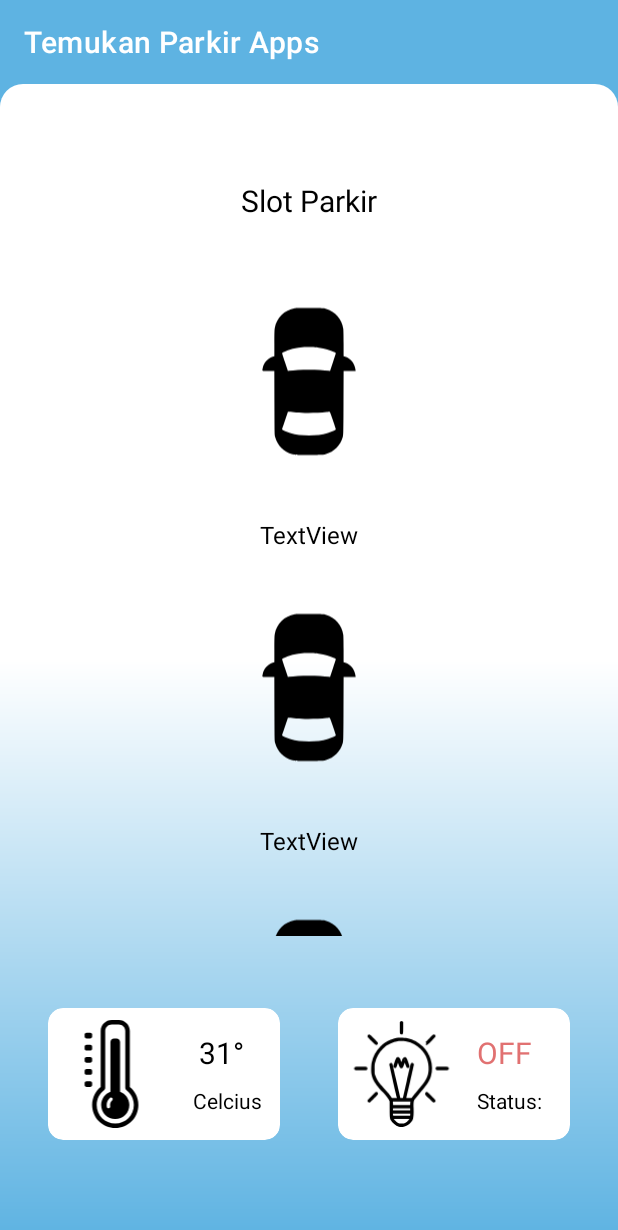
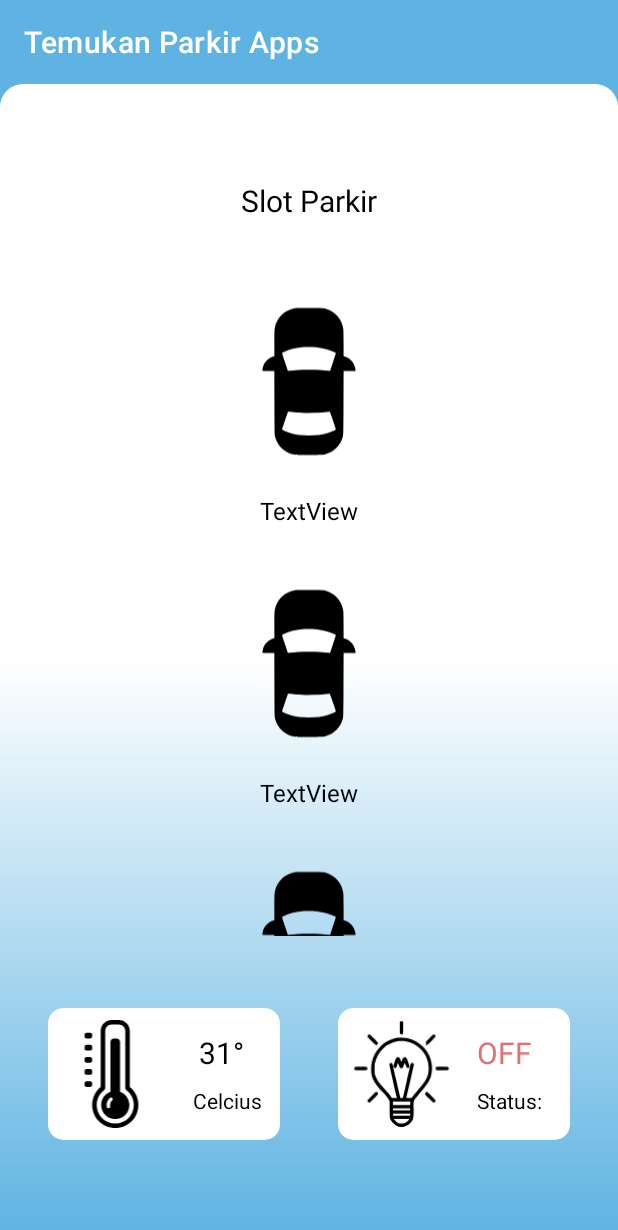
Before and after one commit to hansrichard2000/ParkerApps, an Android app: the layout fragment_main.xml on its own in the app's theme, with its tools: preview values and no code run, on a phone screen of 412 x 824 dp. Shown: the top 1230 px of the screen. Run offline under Robolectric (Android 15) with nearby library versions, the phone set to English and light mode, and no system bars.

Commit message:
Perbaiki posisi park code

```diff
--- a/app/src/main/res/layout/fragment_main.xml
+++ b/app/src/main/res/layout/fragment_main.xml
@@ -147,7 +147,7 @@
                         app:layout_constraintTop_toTopOf="parent" />
 
                     <TextView
-                        android:id="@+id/textView4"
+                        android:id="@+id/status_lamp"
                         android:layout_width="0dp"
                         android:layout_height="wrap_content"
                         android:layout_marginStart="8dp"
@@ -170,7 +170,7 @@
                         android:textColor="@color/black"
                         app:layout_constraintBottom_toBottomOf="parent"
                         app:layout_constraintStart_toEndOf="@+id/imageView3"
-                        app:layout_constraintTop_toBottomOf="@+id/textView4" />
+                        app:layout_constraintTop_toBottomOf="@+id/status_lamp" />
                 </androidx.constraintlayout.widget.ConstraintLayout>
             </androidx.cardview.widget.CardView>
 
--- a/app/src/main/res/layout/parking_spot.xml
+++ b/app/src/main/res/layout/parking_spot.xml
@@ -18,7 +18,6 @@
         android:id="@+id/park_code"
         android:layout_width="wrap_content"
         android:layout_height="wrap_content"
-        android:layout_marginTop="16dp"
         android:layout_marginBottom="16dp"
         android:text="TextView"
         android:textColor="@color/black"
```
